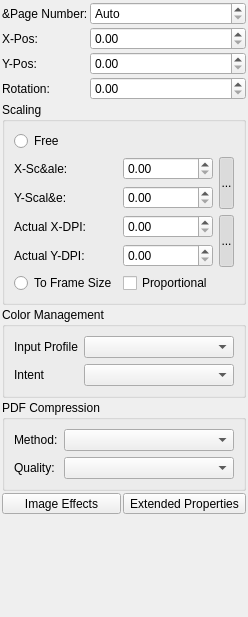
Old version of the form Scribus/scribus/ui/propertiespalette_imagebase.ui in the repository AlterScribus/ece15.
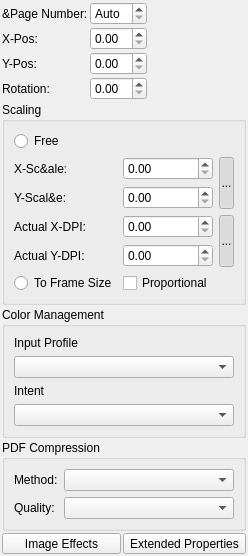
New version of the form. Custom widgets are drawn as their Qt base class.

Commit message: Small fixes in PP UI. Fix for selecting PP tab on selecting items.

What changed in the file:
```diff
--- a/Scribus/scribus/ui/propertiespalette_imagebase.ui
+++ b/Scribus/scribus/ui/propertiespalette_imagebase.ui
@@ -6,8 +6,8 @@
    <rect>
     <x>0</x>
     <y>0</y>
-    <width>225</width>
-    <height>617</height>
+    <width>222</width>
+    <height>440</height>
    </rect>
   </property>
   <property name="windowTitle">
@@ -25,6 +25,9 @@
      <property name="sizeConstraint">
       <enum>QLayout::SetFixedSize</enum>
      </property>
+     <property name="fieldGrowthPolicy">
+      <enum>QFormLayout::ExpandingFieldsGrow</enum>
+     </property>
      <item row="0" column="0">
       <widget class="QLabel" name="imagePageNumberLabel">
        <property name="text">
@@ -256,8 +259,8 @@
      <property name="title">
       <string>Color Management</string>
      </property>
-     <layout class="QFormLayout" name="formLayout_2">
-      <item row="0" column="0">
+     <layout class="QVBoxLayout" name="verticalLayout_2">
+      <item>
        <widget class="QLabel" name="inputProfLabel">
         <property name="sizePolicy">
          <sizepolicy hsizetype="Preferred" vsizetype="Preferred">
@@ -270,7 +273,7 @@
         </property>
        </widget>
       </item>
-      <item row="0" column="1">
+      <item>
        <widget class="QComboBox" name="inputProfiles">
         <property name="sizePolicy">
          <sizepolicy hsizetype="MinimumExpanding" vsizetype="Fixed">
@@ -278,9 +281,15 @@
           <verstretch>0</verstretch>
          </sizepolicy>
         </property>
+        <property name="minimumSize">
+         <size>
+          <width>20</width>
+          <height>0</height>
+         </size>
+        </property>
        </widget>
       </item>
-      <item row="1" column="0">
+      <item>
        <widget class="QLabel" name="renderIntentLabel">
         <property name="sizePolicy">
          <sizepolicy hsizetype="Preferred" vsizetype="Preferred">
@@ -293,7 +302,7 @@
         </property>
        </widget>
       </item>
-      <item row="1" column="1">
+      <item>
        <widget class="QComboBox" name="renderIntent">
         <property name="sizePolicy">
          <sizepolicy hsizetype="MinimumExpanding" vsizetype="Fixed">
@@ -301,6 +310,12 @@
           <verstretch>0</verstretch>
          </sizepolicy>
         </property>
+        <property name="minimumSize">
+         <size>
+          <width>20</width>
+          <height>0</height>
+         </size>
+        </property>
        </widget>
       </item>
      </layout>
@@ -333,6 +348,12 @@
           <verstretch>0</verstretch>
          </sizepolicy>
         </property>
+        <property name="minimumSize">
+         <size>
+          <width>10</width>
+          <height>0</height>
+         </size>
+        </property>
        </widget>
       </item>
       <item row="1" column="0">
@@ -356,6 +377,12 @@
           <verstretch>0</verstretch>
          </sizepolicy>
         </property>
+        <property name="minimumSize">
+         <size>
+          <width>10</width>
+          <height>0</height>
+         </size>
+        </property>
        </widget>
       </item>
      </layout>
```
Left out of the diff: 124 changed lines with no effect on the pictures. The commit also changes 3 other files.
